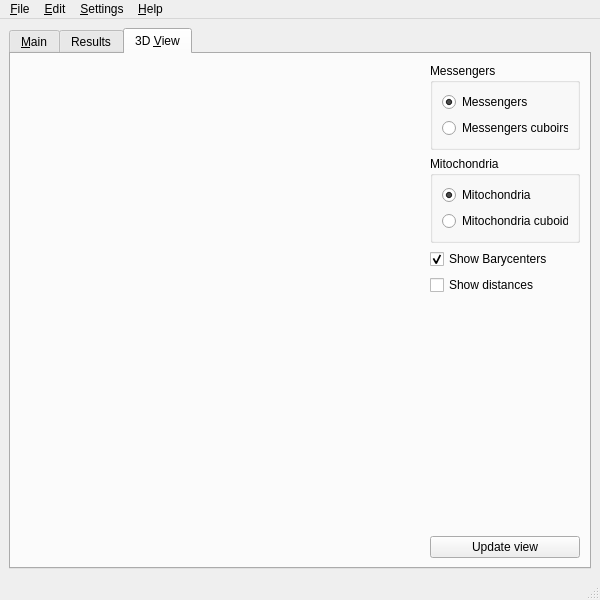
Above: src/main/java/fr/ens/transcriptome/corsen/gui/qt/MainWindow.ui from GenomicParisCentre/corsen before the change. Below: the same form after it.
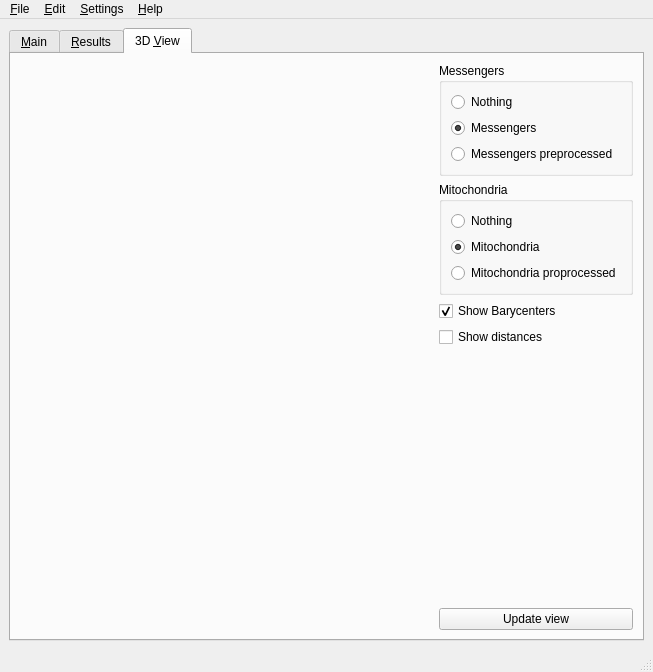
That is the form after the change. The open tabs and pages were chosen to show the change. Custom widgets are drawn as their Qt base class.

```diff
--- a/src/main/java/fr/ens/transcriptome/corsen/gui/qt/MainWindow.ui
+++ b/src/main/java/fr/ens/transcriptome/corsen/gui/qt/MainWindow.ui
@@ -8,8 +8,8 @@
    <rect>
     <x>0</x>
     <y>0</y>
-    <width>600</width>
-    <height>600</height>
+    <width>653</width>
+    <height>672</height>
    </rect>
   </property>
   <property name="windowTitle" >
@@ -130,7 +130,7 @@
               <number>6</number>
              </property>
              <item>
-              <widget class="QLabel" name="label_3" >
+              <widget class="QLabel" name="particleAFileLabel" >
                <property name="toolTip" >
                 <string>Messenger particle file path</string>
                </property>
@@ -138,7 +138,10 @@
                 <string>Messenger particle file path</string>
                </property>
                <property name="text" >
-                <string>&lt;html>&lt;head>&lt;meta name="qrichtext" content="1" />&lt;/head>&lt;body style=" white-space: pre-wrap; font-family:Sans Serif; font-size:9pt; font-weight:400; font-style:normal; text-decoration:none;">&lt;p style=" margin-top:0px; margin-bottom:0px; margin-left:0px; margin-right:0px; -qt-block-indent:0; text-indent:0px;">&lt;span style=" font-weight:600;">Messengers particles file:&lt;/span>&lt;/p>&lt;/body>&lt;/html></string>
+                <string>&lt;html>&lt;head>&lt;meta name="qrichtext" content="1" />&lt;style type="text/css">
+p, li { white-space: pre-wrap; }
+&lt;/style>&lt;/head>&lt;body style=" font-family:'Sans Serif'; font-size:9pt; font-weight:400; font-style:normal; text-decoration:none;">
+&lt;p style=" margin-top:0px; margin-bottom:0px; margin-left:0px; margin-right:0px; -qt-block-indent:0; text-indent:0px;">&lt;span style=" font-weight:600;">Particles A () file:&lt;/span>&lt;/p>&lt;/body>&lt;/html></string>
                </property>
               </widget>
              </item>
@@ -179,7 +182,7 @@
               <number>6</number>
              </property>
              <item>
-              <widget class="QLabel" name="label_5" >
+              <widget class="QLabel" name="particleBFileLabel" >
                <property name="toolTip" >
                 <string>Mitochondria particle file path</string>
                </property>
@@ -187,7 +190,10 @@
                 <string>Mitochondria particle file path</string>
                </property>
                <property name="text" >
-                <string>&lt;html>&lt;head>&lt;meta name="qrichtext" content="1" />&lt;/head>&lt;body style=" white-space: pre-wrap; font-family:Sans Serif; font-size:9pt; font-weight:400; font-style:normal; text-decoration:none;">&lt;p style=" margin-top:0px; margin-bottom:0px; margin-left:0px; margin-right:0px; -qt-block-indent:0; text-indent:0px;">&lt;span style=" font-weight:600;">Mitocondria particle file:&lt;/span>&lt;/p>&lt;/body>&lt;/html></string>
+                <string>&lt;html>&lt;head>&lt;meta name="qrichtext" content="1" />&lt;style type="text/css">
+p, li { white-space: pre-wrap; }
+&lt;/style>&lt;/head>&lt;body style=" font-family:'Sans Serif'; font-size:9pt; font-weight:400; font-style:normal; text-decoration:none;">
+&lt;p style=" margin-top:0px; margin-bottom:0px; margin-left:0px; margin-right:0px; -qt-block-indent:0; text-indent:0px;">&lt;span style=" font-weight:600;">Particles B () file:&lt;/span>&lt;/p>&lt;/body>&lt;/html></string>
                </property>
               </widget>
              </item>
@@ -372,14 +378,21 @@
             </property>
             <property name="sizeHint" >
              <size>
-              <width>131</width>
+              <width>51</width>
               <height>31</height>
              </size>
             </property>
            </spacer>
           </item>
           <item>
-           <widget class="QPushButton" name="launchButton" >
+           <widget class="QPushButton" name="launch3DViewPushButton" >
+            <property name="text" >
+             <string>3&amp;D View</string>
+            </property>
+           </widget>
+          </item>
+          <item>
+           <widget class="QPushButton" name="launchAnalysisPushButton" >
             <property name="toolTip" >
              <string>Start the process</string>
             </property>
@@ -387,7 +400,7 @@
              <string>Start the process</string>
             </property>
             <property name="text" >
-             <string>&amp;Launch</string>
+             <string>&amp;Launch analysis</string>
             </property>
            </widget>
           </item>
@@ -397,7 +410,7 @@
       </widget>
       <widget class="QWidget" name="tab" >
        <attribute name="title" >
-        <string>Results</string>
+        <string>&amp;Results</string>
        </attribute>
        <layout class="QVBoxLayout" >
         <property name="margin" >
@@ -452,7 +465,10 @@
                  <string>Select the result to display</string>
                 </property>
                 <property name="text" >
-                 <string>Result to display:</string>
+                 <string>Result to &amp;display:</string>
+                </property>
+                <property name="buddy" >
+                 <cstring>resultViewComboBox</cstring>
                 </property>
                </widget>
               </item>
@@ -510,7 +526,7 @@
                <string>Save the result</string>
               </property>
               <property name="text" >
-               <string>Save result</string>
+               <string>S&amp;ave result</string>
               </property>
              </widget>
             </item>
@@ -527,15 +543,32 @@
        <attribute name="toolTip" >
         <string>3D result view</string>
        </attribute>
+       <layout class="QVBoxLayout" >
+        <property name="margin" >
+         <number>9</number>
+        </property>
+        <property name="spacing" >
+         <number>6</number>
+        </property>
+        <item>
        <layout class="QHBoxLayout" >
         <property name="margin" >
-         <number>9</number>
+           <number>0</number>
         </property>
         <property name="spacing" >
          <number>6</number>
         </property>
         <item>
-         <widget class="ViewOGL" name="viewOGL" />
+           <widget class="ViewOGL" native="1" name="viewOGL" >
+            <property name="sizePolicy" >
+             <sizepolicy>
+              <hsizetype>7</hsizetype>
+              <vsizetype>3</vsizetype>
+              <horstretch>0</horstretch>
+              <verstretch>0</verstretch>
+             </sizepolicy>
+            </property>
+           </widget>
         </item>
         <item>
          <layout class="QVBoxLayout" >
@@ -546,10 +579,10 @@
            <number>6</number>
           </property>
           <item>
-           <widget class="QGroupBox" name="messengersGroupBox" >
+             <widget class="QGroupBox" name="particlesAGroupBox" >
             <property name="maximumSize" >
              <size>
-              <width>150</width>
+                <width>16777215</width>
               <height>16777215</height>
              </size>
             </property>
@@ -564,7 +597,14 @@
               <number>6</number>
              </property>
              <item>
-              <widget class="QRadioButton" name="messengersViewRadioButton" >
+                <widget class="QRadioButton" name="particlesANothingRadioButton" >
+                 <property name="text" >
+                  <string>Nothing</string>
+                 </property>
+                </widget>
+               </item>
+               <item>
+                <widget class="QRadioButton" name="particlesARadioButton" >
                <property name="text" >
                 <string>Messengers</string>
                </property>
@@ -574,9 +614,9 @@
               </widget>
              </item>
              <item>
-              <widget class="QRadioButton" name="messengersCuboidsRadioButton" >
+                <widget class="QRadioButton" name="particlesACuboidsRadioButton" >
                <property name="text" >
-                <string>Messengers cuboirs</string>
+                  <string>Messengers preprocessed</string>
                </property>
               </widget>
              </item>
@@ -584,10 +624,10 @@
            </widget>
           </item>
           <item>
-           <widget class="QGroupBox" name="messengersGroupBox" >
+             <widget class="QGroupBox" name="particlesBGroupBox" >
             <property name="maximumSize" >
              <size>
-              <width>150</width>
+                <width>16777215</width>
               <height>16777215</height>
              </size>
             </property>
@@ -602,7 +642,14 @@
               <number>6</number>
              </property>
              <item>
-              <widget class="QRadioButton" name="mitosRadioButton" >
+                <widget class="QRadioButton" name="particlesBNothingRadioButton" >
+                 <property name="text" >
+                  <string>Nothing</string>
+                 </property>
+                </widget>
+               </item>
+               <item>
+                <widget class="QRadioButton" name="particlesBRadioButton" >
                <property name="text" >
                 <string>Mitochondria</string>
                </property>
@@ -612,9 +659,9 @@
               </widget>
              </item>
              <item>
-              <widget class="QRadioButton" name="mitosCuboidsRadioButton" >
+                <widget class="QRadioButton" name="particlesBCuboidsRadioButton" >
                <property name="text" >
-                <string>Mitochondria cuboids</string>
+                  <string>Mitochondria proprocessed</string>
                </property>
               </widget>
              </item>
@@ -667,7 +714,7 @@
            <widget class="QPushButton" name="updateViewPushButton" >
             <property name="maximumSize" >
              <size>
-              <width>150</width>
+                <width>16777215</width>
               <height>16777215</height>
              </size>
             </property>
@@ -679,6 +726,8 @@
          </layout>
         </item>
        </layout>
+        </item>
+       </layout>
       </widget>
      </widget>
     </item>
@@ -689,14 +738,22 @@
     <rect>
      <x>0</x>
      <y>0</y>
-     <width>600</width>
-     <height>27</height>
+     <width>653</width>
+     <height>29</height>
     </rect>
    </property>
-   <widget class="QMenu" name="menu_Launch" >
+   <widget class="QMenu" name="menu_Edit" >
     <property name="title" >
-     <string>&amp;Launch</string>
+     <string>&amp;Edit</string>
     </property>
+    <addaction name="action_Copy" />
+   </widget>
+   <widget class="QMenu" name="menu_Settings" >
+    <property name="title" >
+     <string>&amp;Settings</string>
+    </property>
+    <addaction name="action_Configure_Corsen" />
+    <addaction name="actionSave_settings" />
    </widget>
    <widget class="QMenu" name="menu_Help" >
     <property name="title" >
@@ -713,40 +770,27 @@
     <property name="title" >
      <string>&amp;File</string>
     </property>
-    <addaction name="actionOpen_messenger_particle" />
-    <addaction name="actionOpen_mi_tochondrial_particle" />
+    <addaction name="actionOpen_particlesA" />
+    <addaction name="actionOpen_particlesB" />
     <addaction name="separator" />
     <addaction name="actionOpen_a_directory" />
     <addaction name="separator" />
     <addaction name="action_Quit" />
    </widget>
-   <widget class="QMenu" name="menu_Settings" >
-    <property name="title" >
-     <string>&amp;Settings</string>
-    </property>
-    <addaction name="action_Configure_Corsen" />
-    <addaction name="actionSave_settings" />
-   </widget>
-   <widget class="QMenu" name="menu_Edit" >
-    <property name="title" >
-     <string>&amp;Edit</string>
-    </property>
-    <addaction name="action_Copy" />
-   </widget>
    <addaction name="menu_File" />
    <addaction name="menu_Edit" />
    <addaction name="menu_Settings" />
    <addaction name="menu_Help" />
   </widget>
   <widget class="QStatusBar" name="statusbar" />
-  <action name="actionOpen_messenger_particle" >
+  <action name="actionOpen_particlesA" >
    <property name="text" >
-    <string>Open &amp;messenger particle...</string>
+    <string>Open particles &amp;A ()...</string>
    </property>
   </action>
-  <action name="actionOpen_mi_tochondrial_particle" >
+  <action name="actionOpen_particlesB" >
    <property name="text" >
-    <string>Open mi&amp;tochondrial particle...</string>
+    <string>Open particles &amp;B ()...</string>
    </property>
   </action>
   <action name="actionOpen_a_directory" >
@@ -818,9 +862,6 @@
  <customwidgets>
   <customwidget>
    <class>ViewOGL</class>
-   <extends></extends>
-   <container>0</container>
-   <pixmap></pixmap>
   </customwidget>
  </customwidgets>
  <tabstops>
```
Left out of the diff: 9 changed lines with no effect on the pictures. Lines whose indentation alone changed are shown as unchanged.
